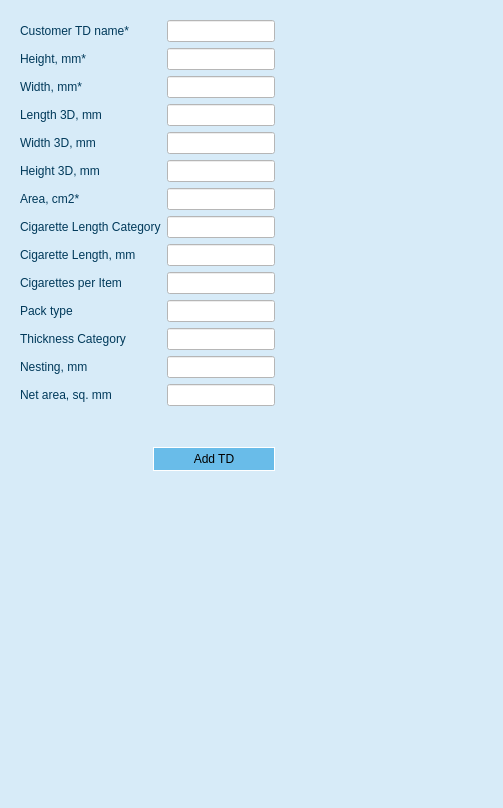
First picture: the form in gui/add_td.ui, repository Dant-di/Calculators, before the edit.
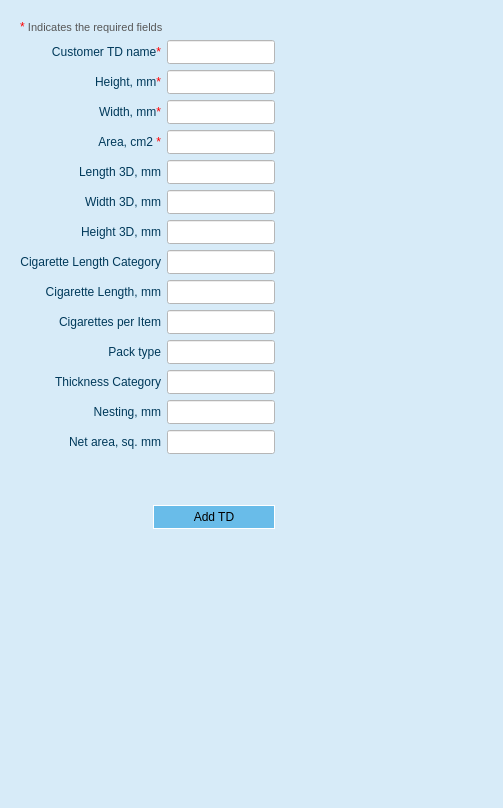
Second picture: the form after the edit.

Commit message: Add mandatory fields check and TD name format check for TD addition. Changed from message box to line message for errors.

```diff
--- a/gui/add_td.ui
+++ b/gui/add_td.ui
@@ -25,7 +25,7 @@
      <x>10</x>
      <y>10</y>
      <width>471</width>
-     <height>571</height>
+     <height>651</height>
     </rect>
    </property>
    <layout class="QHBoxLayout" name="horizontalLayout_7">
@@ -43,26 +43,57 @@
       <property name="bottomMargin">
        <number>10</number>
       </property>
+      <item>
+       <widget class="QLabel" name="label_3">
+        <property name="text">
+         <string>&lt;html&gt;&lt;head/&gt;&lt;body&gt;&lt;p&gt;&lt;span style=&quot; color:#ff0000;&quot;&gt;* &lt;/span&gt;&lt;span style=&quot; font-size:8pt; color:#565656;&quot;&gt;Indicates the required fields&lt;/span&gt;&lt;/p&gt;&lt;/body&gt;&lt;/html&gt;</string>
+        </property>
+        <property name="alignment">
+         <set>Qt::AlignBottom|Qt::AlignLeading|Qt::AlignLeft</set>
+        </property>
+       </widget>
+      </item>
       <item>
        <layout class="QHBoxLayout" name="horizontalLayout">
         <item>
          <widget class="QLabel" name="td_name_label">
+          <property name="sizePolicy">
+           <sizepolicy hsizetype="Preferred" vsizetype="Minimum">
+            <horstretch>0</horstretch>
+            <verstretch>0</verstretch>
+           </sizepolicy>
+          </property>
+          <property name="minimumSize">
+           <size>
+            <width>0</width>
+            <height>24</height>
+           </size>
+          </property>
           <property name="styleSheet">
            <string notr="true">font: 10pt &quot;Segoe UI&quot;; color: rgb(0, 57, 90)</string>
           </property>
           <property name="text">
-           <string>Customer TD name*</string>
+           <string>&lt;html&gt;&lt;head/&gt;&lt;body&gt;&lt;p&gt;Customer TD name&lt;span style=&quot; color:#ff0000;&quot;&gt;*&lt;/span&gt;&lt;/p&gt;&lt;/body&gt;&lt;/html&gt;</string>
+          </property>
+          <property name="alignment">
+           <set>Qt::AlignRight|Qt::AlignTrailing|Qt::AlignVCenter</set>
           </property>
          </widget>
         </item>
         <item>
          <widget class="QLineEdit" name="td_name_input">
           <property name="sizePolicy">
-           <sizepolicy hsizetype="Fixed" vsizetype="Fixed">
+           <sizepolicy hsizetype="Fixed" vsizetype="Minimum">
             <horstretch>0</horstretch>
             <verstretch>0</verstretch>
            </sizepolicy>
           </property>
+          <property name="minimumSize">
+           <size>
+            <width>0</width>
+            <height>24</height>
+           </size>
+          </property>
           <property name="styleSheet">
            <string notr="true">background-color: rgb(255, 255, 255);</string>
           </property>
@@ -77,22 +108,43 @@
        <layout class="QHBoxLayout" name="horizontalLayout_3">
         <item>
          <widget class="QLabel" name="height_label">
+          <property name="sizePolicy">
+           <sizepolicy hsizetype="Preferred" vsizetype="Minimum">
+            <horstretch>0</horstretch>
+            <verstretch>0</verstretch>
+           </sizepolicy>
+          </property>
+          <property name="minimumSize">
+           <size>
+            <width>0</width>
+            <height>24</height>
+           </size>
+          </property>
           <property name="styleSheet">
            <string notr="true">font: 10pt &quot;Segoe UI&quot;; color: rgb(0, 57, 90)</string>
           </property>
           <property name="text">
-           <string>Height, mm*</string>
+           <string>&lt;html&gt;&lt;head/&gt;&lt;body&gt;&lt;p&gt;Height, mm&lt;span style=&quot; color:#ff0000;&quot;&gt;*&lt;/span&gt;&lt;/p&gt;&lt;/body&gt;&lt;/html&gt;</string>
+          </property>
+          <property name="alignment">
+           <set>Qt::AlignRight|Qt::AlignTrailing|Qt::AlignVCenter</set>
           </property>
          </widget>
         </item>
         <item>
          <widget class="QLineEdit" name="height_input">
           <property name="sizePolicy">
-           <sizepolicy hsizetype="Fixed" vsizetype="Fixed">
+           <sizepolicy hsizetype="Fixed" vsizetype="Minimum">
             <horstretch>0</horstretch>
             <verstretch>0</verstretch>
            </sizepolicy>
           </property>
+          <property name="minimumSize">
+           <size>
+            <width>0</width>
+            <height>24</height>
+           </size>
+          </property>
           <property name="styleSheet">
            <string notr="true">background-color: rgb(255, 255, 255);</string>
           </property>
@@ -107,21 +159,93 @@
        <layout class="QHBoxLayout" name="horizontalLayout_2">
         <item>
          <widget class="QLabel" name="width_label">
+          <property name="sizePolicy">
+           <sizepolicy hsizetype="Preferred" vsizetype="Minimum">
+            <horstretch>0</horstretch>
+            <verstretch>0</verstretch>
+           </sizepolicy>
+          </property>
+          <property name="minimumSize">
+           <size>
+            <width>0</width>
+            <height>24</height>
+           </size>
+          </property>
           <property name="styleSheet">
            <string notr="true">font: 10pt &quot;Segoe UI&quot;; color: rgb(0, 57, 90)</string>
           </property>
           <property name="text">
-           <string>Width, mm*</string>
+           <string>&lt;html&gt;&lt;head/&gt;&lt;body&gt;&lt;p&gt;Width, mm&lt;span style=&quot; color:#ff0000;&quot;&gt;*&lt;/span&gt;&lt;/p&gt;&lt;/body&gt;&lt;/html&gt;</string>
+          </property>
+          <property name="alignment">
+           <set>Qt::AlignRight|Qt::AlignTrailing|Qt::AlignVCenter</set>
           </property>
          </widget>
         </item>
         <item>
          <widget class="QLineEdit" name="width_input">
           <property name="sizePolicy">
-           <sizepolicy hsizetype="Fixed" vsizetype="Fixed">
+           <sizepolicy hsizetype="Fixed" vsizetype="Minimum">
             <horstretch>0</horstretch>
             <verstretch>0</verstretch>
            </sizepolicy>
+          </property>
+          <property name="minimumSize">
+           <size>
+            <width>0</width>
+            <height>24</height>
+           </size>
+          </property>
+          <property name="styleSheet">
+           <string notr="true">background-color: rgb(255, 255, 255);</string>
+          </property>
+          <property name="text">
+           <string/>
+          </property>
+         </widget>
+        </item>
+       </layout>
+      </item>
+      <item>
+       <layout class="QHBoxLayout" name="horizontalLayout_12">
+        <item>
+         <widget class="QLabel" name="area_label">
+          <property name="sizePolicy">
+           <sizepolicy hsizetype="Preferred" vsizetype="Minimum">
+            <horstretch>0</horstretch>
+            <verstretch>0</verstretch>
+           </sizepolicy>
+          </property>
+          <property name="minimumSize">
+           <size>
+            <width>0</width>
+            <height>24</height>
+           </size>
+          </property>
+          <property name="styleSheet">
+           <string notr="true">font: 10pt &quot;Segoe UI&quot;; color: rgb(0, 57, 90)</string>
+          </property>
+          <property name="text">
+           <string>&lt;html&gt;&lt;head/&gt;&lt;body&gt;&lt;p&gt;Area, cm2 &lt;span style=&quot; color:#ff0000;&quot;&gt;*&lt;/span&gt;&lt;/p&gt;&lt;/body&gt;&lt;/html&gt;</string>
+          </property>
+          <property name="alignment">
+           <set>Qt::AlignRight|Qt::AlignTrailing|Qt::AlignVCenter</set>
+          </property>
+         </widget>
+        </item>
+        <item>
+         <widget class="QLineEdit" name="area_input">
+          <property name="sizePolicy">
+           <sizepolicy hsizetype="Fixed" vsizetype="Minimum">
+            <horstretch>0</horstretch>
+            <verstretch>0</verstretch>
+           </sizepolicy>
+          </property>
+          <property name="minimumSize">
+           <size>
+            <width>0</width>
+            <height>24</height>
+           </size>
           </property>
           <property name="styleSheet">
            <string notr="true">background-color: rgb(255, 255, 255);</string>
@@ -137,22 +261,43 @@
        <layout class="QHBoxLayout" name="horizontalLayout_8">
         <item>
          <widget class="QLabel" name="length_3d_label">
+          <property name="sizePolicy">
+           <sizepolicy hsizetype="Preferred" vsizetype="Minimum">
+            <horstretch>0</horstretch>
+            <verstretch>0</verstretch>
+           </sizepolicy>
+          </property>
+          <property name="minimumSize">
+           <size>
+            <width>0</width>
+            <height>24</height>
+           </size>
+          </property>
           <property name="styleSheet">
            <string notr="true">font: 10pt &quot;Segoe UI&quot;; color: rgb(0, 57, 90)</string>
           </property>
           <property name="text">
            <string>Length 3D, mm</string>
           </property>
+          <property name="alignment">
+           <set>Qt::AlignRight|Qt::AlignTrailing|Qt::AlignVCenter</set>
+          </property>
          </widget>
         </item>
         <item>
          <widget class="QLineEdit" name="length_3d_input">
           <property name="sizePolicy">
-           <sizepolicy hsizetype="Fixed" vsizetype="Fixed">
+           <sizepolicy hsizetype="Fixed" vsizetype="Minimum">
             <horstretch>0</horstretch>
             <verstretch>0</verstretch>
            </sizepolicy>
           </property>
+          <property name="minimumSize">
+           <size>
+            <width>0</width>
+            <height>24</height>
+           </size>
+          </property>
           <property name="styleSheet">
            <string notr="true">background-color: rgb(255, 255, 255);</string>
           </property>
@@ -167,22 +312,43 @@
        <layout class="QHBoxLayout" name="horizontalLayout_9">
         <item>
          <widget class="QLabel" name="width_3d_label">
+          <property name="sizePolicy">
+           <sizepolicy hsizetype="Preferred" vsizetype="Minimum">
+            <horstretch>0</horstretch>
+            <verstretch>0</verstretch>
+           </sizepolicy>
+          </property>
+          <property name="minimumSize">
+           <size>
+            <width>0</width>
+            <height>24</height>
+           </size>
+          </property>
           <property name="styleSheet">
            <string notr="true">font: 10pt &quot;Segoe UI&quot;; color: rgb(0, 57, 90)</string>
           </property>
           <property name="text">
            <string>Width 3D, mm</string>
           </property>
+          <property name="alignment">
+           <set>Qt::AlignRight|Qt::AlignTrailing|Qt::AlignVCenter</set>
+          </property>
          </widget>
         </item>
         <item>
          <widget class="QLineEdit" name="width_3d_input">
           <property name="sizePolicy">
-           <sizepolicy hsizetype="Fixed" vsizetype="Fixed">
+           <sizepolicy hsizetype="Fixed" vsizetype="Minimum">
             <horstretch>0</horstretch>
             <verstretch>0</verstretch>
            </sizepolicy>
           </property>
+          <property name="minimumSize">
+           <size>
+            <width>0</width>
+            <height>24</height>
+           </size>
+          </property>
           <property name="styleSheet">
            <string notr="true">background-color: rgb(255, 255, 255);</string>
           </property>
@@ -197,51 +363,42 @@
        <layout class="QHBoxLayout" name="horizontalLayout_10">
         <item>
          <widget class="QLabel" name="height_3d_label">
+          <property name="sizePolicy">
+           <sizepolicy hsizetype="Preferred" vsizetype="Minimum">
+            <horstretch>0</horstretch>
+            <verstretch>0</verstretch>
+           </sizepolicy>
+          </property>
+          <property name="minimumSize">
+           <size>
+            <width>0</width>
+            <height>24</height>
+           </size>
+          </property>
           <property name="styleSheet">
            <string notr="true">font: 10pt &quot;Segoe UI&quot;; color: rgb(0, 57, 90)</string>
           </property>
           <property name="text">
            <string>Height 3D, mm</string>
           </property>
+          <property name="alignment">
+           <set>Qt::AlignRight|Qt::AlignTrailing|Qt::AlignVCenter</set>
+          </property>
          </widget>
         </item>
         <item>
          <widget class="QLineEdit" name="height_3d_input">
           <property name="sizePolicy">
-           <sizepolicy hsizetype="Fixed" vsizetype="Fixed">
+           <sizepolicy hsizetype="Fixed" vsizetype="Minimum">
             <horstretch>0</horstretch>
             <verstretch>0</verstretch>
            </sizepolicy>
           </property>
-          <property name="styleSheet">
-           <string notr="true">background-color: rgb(255, 255, 255);</string>
-          </property>
-          <property name="text">
-           <string/>
-          </property>
-         </widget>
-        </item>
-       </layout>
-      </item>
-      <item>
-       <layout class="QHBoxLayout" name="horizontalLayout_12">
-        <item>
-         <widget class="QLabel" name="area_label">
-          <property name="styleSheet">
-           <string notr="true">font: 10pt &quot;Segoe UI&quot;; color: rgb(0, 57, 90)</string>
-          </property>
-          <property name="text">
-           <string>Area, cm2*</string>
-          </property>
-         </widget>
-        </item>
-        <item>
-         <widget class="QLineEdit" name="area_input">
-          <property name="sizePolicy">
-           <sizepolicy hsizetype="Fixed" vsizetype="Fixed">
-            <horstretch>0</horstretch>
-            <verstretch>0</verstretch>
-           </sizepolicy>
+          <property name="minimumSize">
+           <size>
+            <width>0</width>
+            <height>24</height>
+           </size>
           </property>
           <property name="styleSheet">
            <string notr="true">background-color: rgb(255, 255, 255);</string>
@@ -257,22 +414,43 @@
        <layout class="QHBoxLayout" name="horizontalLayout_13">
         <item>
          <widget class="QLabel" name="cig_length_cat_label">
+          <property name="sizePolicy">
+           <sizepolicy hsizetype="Preferred" vsizetype="Minimum">
+            <horstretch>0</horstretch>
+            <verstretch>0</verstretch>
+           </sizepolicy>
+          </property>
+          <property name="minimumSize">
+           <size>
+            <width>0</width>
+            <height>24</height>
+           </size>
+          </property>
           <property name="styleSheet">
            <string notr="true">font: 10pt &quot;Segoe UI&quot;; color: rgb(0, 57, 90)</string>
           </property>
           <property name="text">
            <string>Cigarette Length Category</string>
           </property>
+          <property name="alignment">
+           <set>Qt::AlignRight|Qt::AlignTrailing|Qt::AlignVCenter</set>
+          </property>
          </widget>
         </item>
         <item>
          <widget class="QLineEdit" name="cig_length_cat_input">
           <property name="sizePolicy">
-           <sizepolicy hsizetype="Fixed" vsizetype="Fixed">
+           <sizepolicy hsizetype="Fixed" vsizetype="Minimum">
             <horstretch>0</horstretch>
             <verstretch>0</verstretch>
            </sizepolicy>
           </property>
+          <property name="minimumSize">
+           <size>
+            <width>0</width>
+            <height>24</height>
+           </size>
+          </property>
           <property name="styleSheet">
            <string notr="true">background-color: rgb(255, 255, 255);</string>
           </property>
@@ -287,22 +465,43 @@
        <layout class="QHBoxLayout" name="horizontalLayout_14">
         <item>
          <widget class="QLabel" name="cig_length_label">
+          <property name="sizePolicy">
+           <sizepolicy hsizetype="Preferred" vsizetype="Minimum">
+            <horstretch>0</horstretch>
+            <verstretch>0</verstretch>
+           </sizepolicy>
+          </property>
+          <property name="minimumSize">
+           <size>
+            <width>0</width>
+            <height>24</height>
+           </size>
+          </property>
           <property name="styleSheet">
            <string notr="true">font: 10pt &quot;Segoe UI&quot;; color: rgb(0, 57, 90)</string>
           </property>
           <property name="text">
            <string>Cigarette Length, mm</string>
           </property>
+          <property name="alignment">
+           <set>Qt::AlignRight|Qt::AlignTrailing|Qt::AlignVCenter</set>
+          </property>
          </widget>
         </item>
         <item>
          <widget class="QLineEdit" name="cig_length_input">
           <property name="sizePolicy">
-           <sizepolicy hsizetype="Fixed" vsizetype="Fixed">
+           <sizepolicy hsizetype="Fixed" vsizetype="Minimum">
             <horstretch>0</horstretch>
             <verstretch>0</verstretch>
            </sizepolicy>
           </property>
+          <property name="minimumSize">
+           <size>
+            <width>0</width>
+            <height>24</height>
+           </size>
+          </property>
           <property name="styleSheet">
            <string notr="true">background-color: rgb(255, 255, 255);</string>
           </property>
@@ -317,22 +516,43 @@
        <layout class="QHBoxLayout" name="horizontalLayout_15">
         <item>
          <widget class="QLabel" name="cig_per_item_label">
+          <property name="sizePolicy">
+           <sizepolicy hsizetype="Preferred" vsizetype="Minimum">
+            <horstretch>0</horstretch>
+            <verstretch>0</verstretch>
+           </sizepolicy>
+          </property>
+          <property name="minimumSize">
+           <size>
+            <width>0</width>
+            <height>24</height>
+           </size>
+          </property>
           <property name="styleSheet">
            <string notr="true">font: 10pt &quot;Segoe UI&quot;; color: rgb(0, 57, 90)</string>
           </property>
           <property name="text">
            <string>Cigarettes per Item</string>
           </property>
+          <property name="alignment">
+           <set>Qt::AlignRight|Qt::AlignTrailing|Qt::AlignVCenter</set>
+          </property>
          </widget>
         </item>
         <item>
          <widget class="QLineEdit" name="cig_per_item_input">
           <property name="sizePolicy">
-           <sizepolicy hsizetype="Fixed" vsizetype="Fixed">
+           <sizepolicy hsizetype="Fixed" vsizetype="Minimum">
             <horstretch>0</horstretch>
             <verstretch>0</verstretch>
            </sizepolicy>
           </property>
+          <property name="minimumSize">
+           <size>
+            <width>0</width>
+            <height>24</height>
+           </size>
+          </property>
           <property name="styleSheet">
            <string notr="true">background-color: rgb(255, 255, 255);</string>
           </property>
@@ -347,22 +567,43 @@
        <layout class="QHBoxLayout" name="horizontalLayout_16">
         <item>
          <widget class="QLabel" name="pack_type_label">
+          <property name="sizePolicy">
+           <sizepolicy hsizetype="Preferred" vsizetype="Minimum">
+            <horstretch>0</horstretch>
+            <verstretch>0</verstretch>
+           </sizepolicy>
+          </property>
+          <property name="minimumSize">
+           <size>
+            <width>0</width>
+            <height>24</height>
+           </size>
+          </property>
           <property name="styleSheet">
            <string notr="true">font: 10pt &quot;Segoe UI&quot;; color: rgb(0, 57, 90)</string>
           </property>
           <property name="text">
            <string>Pack type</string>
           </property>
+          <property name="alignment">
+           <set>Qt::AlignRight|Qt::AlignTrailing|Qt::AlignVCenter</set>
+          </property>
          </widget>
         </item>
         <item>
          <widget class="QLineEdit" name="pack_type_input">
           <property name="sizePolicy">
-           <sizepolicy hsizetype="Fixed" vsizetype="Fixed">
+           <sizepolicy hsizetype="Fixed" vsizetype="Minimum">
             <horstretch>0</horstretch>
             <verstretch>0</verstretch>
            </sizepolicy>
           </property>
+          <property name="minimumSize">
+           <size>
+            <width>0</width>
+            <height>24</height>
+           </size>
+          </property>
           <property name="styleSheet">
            <string notr="true">background-color: rgb(255, 255, 255);</string>
           </property>
@@ -377,22 +618,43 @@
        <layout class="QHBoxLayout" name="horizontalLayout_17">
         <item>
          <widget class="QLabel" name="thick_cat_label">
+          <property name="sizePolicy">
+           <sizepolicy hsizetype="Preferred" vsizetype="Minimum">
+            <horstretch>0</horstretch>
+            <verstretch>0</verstretch>
+           </sizepolicy>
+          </property>
+          <property name="minimumSize">
+           <size>
+            <width>0</width>
+            <height>24</height>
+           </size>
+          </property>
           <property name="styleSheet">
            <string notr="true">font: 10pt &quot;Segoe UI&quot;; color: rgb(0, 57, 90)</string>
           </property>
           <property name="text">
            <string>Thickness Category</string>
           </property>
+          <property name="alignment">
+           <set>Qt::AlignRight|Qt::AlignTrailing|Qt::AlignVCenter</set>
+          </property>
          </widget>
         </item>
         <item>
          <widget class="QLineEdit" name="thick_cat_input">
           <property name="sizePolicy">
-           <sizepolicy hsizetype="Fixed" vsizetype="Fixed">
+           <sizepolicy hsizetype="Fixed" vsizetype="Minimum">
             <horstretch>0</horstretch>
             <verstretch>0</verstretch>
            </sizepolicy>
           </property>
+          <property name="minimumSize">
+           <size>
+            <width>0</width>
+            <height>24</height>
+           </size>
+          </property>
           <property name="styleSheet">
            <string notr="true">background-color: rgb(255, 255, 255);</string>
           </property>
@@ -407,6 +669,18 @@
        <layout class="QHBoxLayout" name="horizontalLayout_5">
         <item>
          <widget class="QLabel" name="nesting_label">
+          <property name="sizePolicy">
+           <sizepolicy hsizetype="Preferred" vsizetype="Minimum">
+            <horstretch>0</horstretch>
+            <verstretch>0</verstretch>
+           </sizepolicy>
+          </property>
+          <property name="minimumSize">
+           <size>
+            <width>0</width>
+            <height>24</height>
+           </size>
+          </property>
           <property name="toolTip">
            <string>HL only</string>
           </property>
@@ -416,16 +690,25 @@
           <property name="text">
            <string>Nesting, mm</string>
           </property>
+          <property name="alignment">
+           <set>Qt::AlignRight|Qt::AlignTrailing|Qt::AlignVCenter</set>
+          </property>
          </widget>
         </item>
         <item>
          <widget class="QLineEdit" name="nesting_input">
           <property name="sizePolicy">
-           <sizepolicy hsizetype="Fixed" vsizetype="Fixed">
+           <sizepolicy hsizetype="Fixed" vsizetype="Minimum">
             <horstretch>0</horstretch>
             <verstretch>0</verstretch>
            </sizepolicy>
           </property>
+          <property name="minimumSize">
+           <size>
+            <width>0</width>
+            <height>24</height>
+           </size>
+          </property>
           <property name="toolTip">
            <string>HL only</string>
           </property>
@@ -443,12 +726,27 @@
        <layout class="QHBoxLayout" name="horizontalLayout_4">
         <item>
          <widget class="QLabel" name="net_area_label">
+          <property name="sizePolicy">
+           <sizepolicy hsizetype="Preferred" vsizetype="Minimum">
+            <horstretch>0</horstretch>
+            <verstretch>0</verstretch>
+           </sizepolicy>
+          </property>
+          <property name="minimumSize">
+           <size>
+            <width>0</width>
+            <height>24</height>
+           </size>
+          </property>
           <property name="styleSheet">
            <string notr="true">font: 10pt &quot;Segoe UI&quot;; color: rgb(0, 57, 90)</string>
           </property>
           <property name="text">
            <string>Net area, sq. mm</string>
           </property>
+          <property name="alignment">
+           <set>Qt::AlignRight|Qt::AlignTrailing|Qt::AlignVCenter</set>
+          </property>
          </widget>
         </item>
         <item>
@@ -457,11 +755,17 @@
            <bool>false</bool>
           </property>
           <property name="sizePolicy">
-           <sizepolicy hsizetype="Fixed" vsizetype="Fixed">
+           <sizepolicy hsizetype="Fixed" vsizetype="Minimum">
             <horstretch>0</horstretch>
             <verstretch>0</verstretch>
            </sizepolicy>
           </property>
+          <property name="minimumSize">
+           <size>
+            <width>0</width>
+            <height>24</height>
+           </size>
+          </property>
           <property name="styleSheet">
            <string notr="true">background-color: rgb(255, 255, 255);</string>
           </property>
@@ -474,6 +778,12 @@
       </item>
       <item>
        <widget class="QLabel" name="mandatory_fields">
+        <property name="minimumSize">
+         <size>
+          <width>0</width>
+          <height>24</height>
+         </size>
+        </property>
         <property name="styleSheet">
          <string notr="true">font: 700 10pt &quot;Segoe UI&quot;;color: rgb(255, 0, 0)</string>
         </property>
```
Left out of the diff: 2 changed lines with no effect on the pictures. The commit also changes 5 other files.
